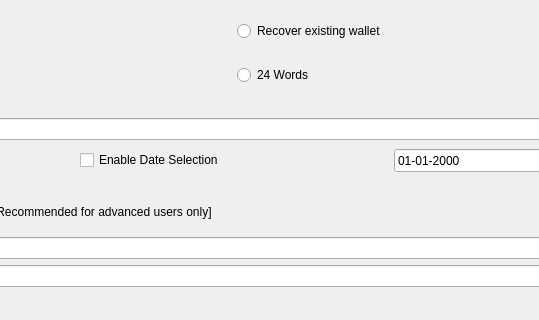
Before: the Qt Designer form src/qt/forms/recover.ui in firoorg/firo, drawn with Qt 5; both pictures show x 244 to 783 and y 201 to 521 of the 956 by 660 pixel window.
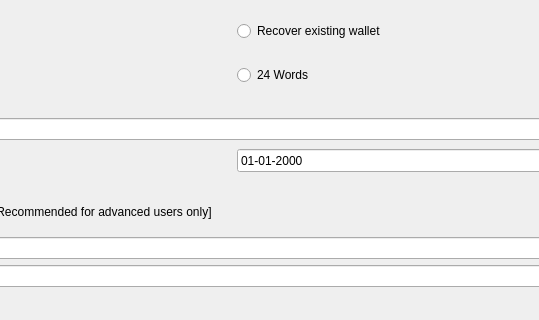
After: the same form once the commit is applied.

```diff
--- a/src/qt/forms/recover.ui
+++ b/src/qt/forms/recover.ui
@@ -165,13 +165,6 @@
                   </property>
                   </widget>
             </item>
-            <item>
-                  <widget class="QCheckBox" name="enableDateSelection">
-                    <property name="text">
-                      <string>Enable Date Selection</string>
-                    </property>
-                  </widget>
-            </item>
             <item>
                   <widget class="QDateEdit" name="dateInput">
                   <property name="calendarPopup">
```
